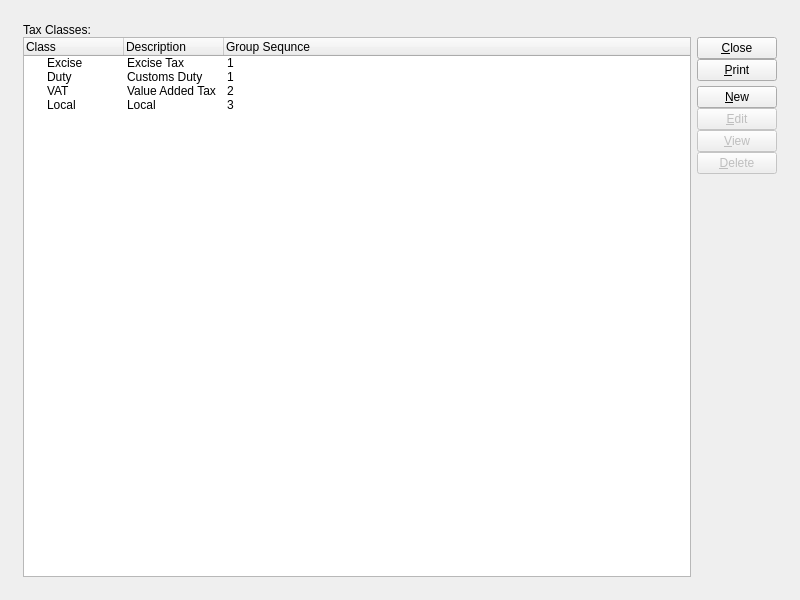
Old version of the form xtuple/trunk/guiclient/taxClasses.ui in the repository WooodHead/xtuple.
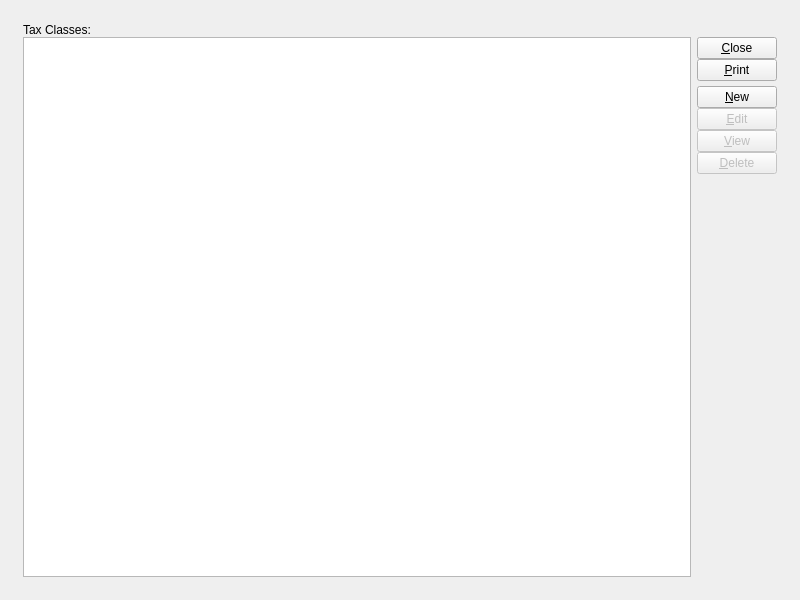
New version of the form. Custom widgets are drawn as their Qt base class.

Diff of the .ui file:
```diff
--- a/xtuple/trunk/guiclient/taxClasses.ui
+++ b/xtuple/trunk/guiclient/taxClasses.ui
@@ -39,65 +39,13 @@
       <layout class="QHBoxLayout" name="horizontalLayout" >
        <item>
         <widget class="XTreeWidget" name="_taxclass" >
-         <column>
-          <property name="text" >
-           <string>Class</string>
-          </property>
-         </column>
-         <column>
-          <property name="text" >
-           <string>Description</string>
-          </property>
-         </column>
-         <column>
-          <property name="text" >
-           <string>Group Sequnce</string>
-          </property>
-         </column>
-         <item>
-          <property name="text" >
-           <string>Excise</string>
-          </property>
-          <property name="text" >
-           <string>Excise Tax</string>
-          </property>
-          <property name="text" >
-           <string>1</string>
-          </property>
-         </item>
-         <item>
-          <property name="text" >
-           <string>Duty</string>
-          </property>
-          <property name="text" >
-           <string>Customs Duty</string>
-          </property>
-          <property name="text" >
-           <string>1</string>
-          </property>
-         </item>
-         <item>
-          <property name="text" >
-           <string>VAT</string>
-          </property>
-          <property name="text" >
-           <string>Value Added Tax</string>
-          </property>
-          <property name="text" >
-           <string>2</string>
-          </property>
-         </item>
-         <item>
-          <property name="text" >
-           <string>Local</string>
-          </property>
-          <property name="text" >
-           <string>Local</string>
-          </property>
-          <property name="text" >
-           <string>3</string>
-          </property>
-         </item>
+         <property name="columnCount" >
+          <number>0</number>
+         </property>
+         <item/>
+         <item/>
+         <item/>
+         <item/>
         </widget>
        </item>
        <item>
```
